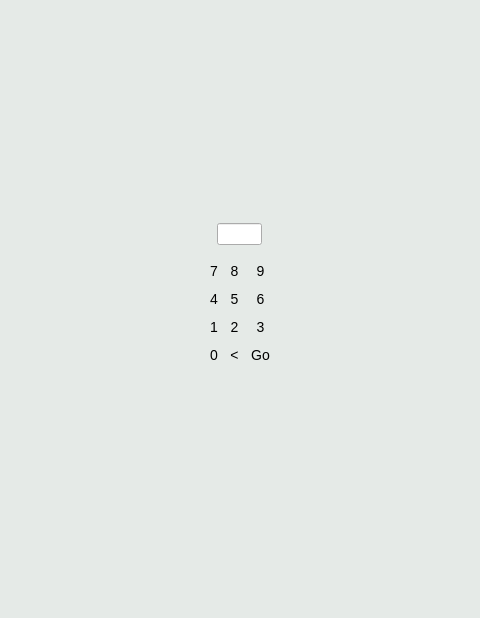
Qt form Source/Time-Track/mainform.ui (joshuawootonn/time-track) before a commit; both pictures show x 400 to 880 and y 0 to 618 of the 1280 by 720 pixel window.
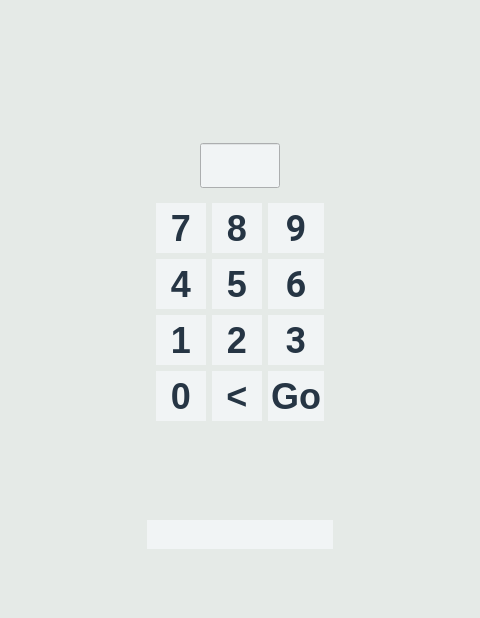
The same form after that commit. The open tabs and pages were chosen to show the change. Icons and pictures are not drawn.

```diff
--- a/Source/Time-Track/mainform.ui
+++ b/Source/Time-Track/mainform.ui
@@ -66,14 +66,15 @@
 padding:0px;
 }
 
-
 QWidget{
 margin:0px;
 padding:0px;
+
 }
 
 
 
+
 QPushButton{
 padding:3px;
 border:none;
@@ -139,7 +140,7 @@
       <string notr="true"/>
      </property>
      <property name="currentIndex">
-      <number>2</number>
+      <number>0</number>
      </property>
      <widget class="QWidget" name="loginPage">
       <property name="styleSheet">
@@ -148,61 +149,140 @@
 QPushButton{
 padding:3px;
 border:none;
-background-color:#E5EAE7;
+background-color:#F1F4F5;
+}
+QLineEdit{ 
+background-color:#F1F4F5;
 }
 QPushButton:hover,QPushButton:hover{
 background-color:#ECEFED;
 }
-</string>
+/*
+
+#E5EAE7
+*/
+*{
+font-family:&quot;Roboto&quot;;
+font-size: 19px;
+color:#263544;
+
+}</string>
       </property>
       <layout class="QGridLayout" name="gridLayout_16">
-       <item row="2" column="1">
+       <item row="1" column="2">
+        <widget class="QWidget" name="loginWidget" native="true">
+         <layout class="QGridLayout" name="gridLayout_24">
+          <item row="1" column="0">
         <widget class="QWidget" name="loginNumPad" native="true">
+            <property name="font">
+             <font>
+              <family>Roboto</family>
+              <pointsize>-1</pointsize>
+             </font>
+            </property>
+            <property name="styleSheet">
+             <string notr="true">QPushButton
+{
+font: bold;/or italic/
+background-color: red;
+font-size: 36px;/for example/
+height: 48px;/for example/
+width: 120px;/for example/
+}</string>
+            </property>
          <layout class="QGridLayout" name="gridLayout_17">
-          <item row="0" column="0">
-           <widget class="QPushButton" name="Login7">
-            <property name="text">
-             <string>7</string>
-            </property>
-           </widget>
-          </item>
           <item row="0" column="1">
            <widget class="QPushButton" name="Login8">
+               <property name="minimumSize">
+                <size>
+                 <width>50</width>
+                 <height>50</height>
+                </size>
+               </property>
             <property name="text">
              <string>8</string>
             </property>
            </widget>
           </item>
-          <item row="3" column="0">
-           <widget class="QPushButton" name="Login1">
+             <item row="0" column="0">
+              <widget class="QPushButton" name="Login7">
+               <property name="minimumSize">
+                <size>
+                 <width>50</width>
+                 <height>50</height>
+                </size>
+               </property>
             <property name="text">
-             <string>1</string>
+                <string>7</string>
             </property>
            </widget>
           </item>
           <item row="1" column="0">
            <widget class="QPushButton" name="Login4">
+               <property name="minimumSize">
+                <size>
+                 <width>50</width>
+                 <height>50</height>
+                </size>
+               </property>
             <property name="text">
              <string>4</string>
             </property>
            </widget>
           </item>
-          <item row="1" column="1">
-           <widget class="QPushButton" name="Login5">
-            <property name="text">
-             <string>5</string>
-            </property>
-           </widget>
-          </item>
           <item row="3" column="1">
            <widget class="QPushButton" name="Login2">
+               <property name="minimumSize">
+                <size>
+                 <width>50</width>
+                 <height>50</height>
+                </size>
+               </property>
             <property name="text">
              <string>2</string>
             </property>
            </widget>
           </item>
+             <item row="3" column="0">
+              <widget class="QPushButton" name="Login1">
+               <property name="minimumSize">
+                <size>
+                 <width>50</width>
+                 <height>50</height>
+                </size>
+               </property>
+               <property name="text">
+                <string>1</string>
+               </property>
+              </widget>
+             </item>
+             <item row="1" column="1">
+              <widget class="QPushButton" name="Login5">
+               <property name="minimumSize">
+                <size>
+                 <width>50</width>
+                 <height>50</height>
+                </size>
+               </property>
+               <property name="text">
+                <string>5</string>
+               </property>
+              </widget>
+             </item>
           <item row="0" column="2">
            <widget class="QPushButton" name="Login9">
+               <property name="minimumSize">
+                <size>
+                 <width>50</width>
+                 <height>50</height>
+                </size>
+               </property>
+               <property name="font">
+                <font>
+                 <family>Roboto</family>
+                 <pointsize>-1</pointsize>
+                </font>
+               </property>
             <property name="text">
              <string>9</string>
             </property>
@@ -210,6 +290,18 @@
           </item>
           <item row="1" column="2">
            <widget class="QPushButton" name="Login6">
+               <property name="minimumSize">
+                <size>
+                 <width>50</width>
+                 <height>50</height>
+                </size>
+               </property>
+               <property name="font">
+                <font>
+                 <family>Roboto</family>
+                 <pointsize>-1</pointsize>
+                </font>
+               </property>
             <property name="text">
              <string>6</string>
             </property>
@@ -217,6 +309,18 @@
           </item>
           <item row="3" column="2">
            <widget class="QPushButton" name="Login3">
+               <property name="minimumSize">
+                <size>
+                 <width>50</width>
+                 <height>50</height>
+                </size>
+               </property>
+               <property name="font">
+                <font>
+                 <family>Roboto</family>
+                 <pointsize>-1</pointsize>
+                </font>
+               </property>
             <property name="text">
              <string>3</string>
             </property>
@@ -224,6 +328,12 @@
           </item>
           <item row="4" column="0">
            <widget class="QPushButton" name="Login0">
+               <property name="minimumSize">
+                <size>
+                 <width>50</width>
+                 <height>50</height>
+                </size>
+               </property>
             <property name="text">
              <string>0</string>
             </property>
@@ -231,6 +341,12 @@
           </item>
           <item row="4" column="1">
            <widget class="QPushButton" name="LoginBack">
+               <property name="minimumSize">
+                <size>
+                 <width>50</width>
+                 <height>50</height>
+                </size>
+               </property>
             <property name="text">
              <string>&lt;</string>
             </property>
@@ -238,6 +354,12 @@
           </item>
           <item row="4" column="2">
            <widget class="QPushButton" name="LoginGo">
+               <property name="minimumSize">
+                <size>
+                 <width>50</width>
+                 <height>50</height>
+                </size>
+               </property>
             <property name="text">
              <string>Go</string>
             </property>
@@ -246,55 +368,39 @@
          </layout>
         </widget>
        </item>
-       <item row="1" column="3">
-        <spacer name="horizontalSpacer_10">
-         <property name="orientation">
-          <enum>Qt::Horizontal</enum>
-         </property>
-         <property name="sizeHint" stdset="0">
-          <size>
-           <width>40</width>
-           <height>20</height>
-          </size>
-         </property>
-        </spacer>
-       </item>
-       <item row="0" column="1">
-        <spacer name="verticalSpacer_3">
-         <property name="orientation">
-          <enum>Qt::Vertical</enum>
-         </property>
-         <property name="sizeHint" stdset="0">
-          <size>
-           <width>20</width>
-           <height>40</height>
-          </size>
-         </property>
-        </spacer>
-       </item>
-       <item row="4" column="1">
-        <widget class="QLabel" name="passLabel">
+          <item row="5" column="0">
+           <widget class="QPushButton" name="basicPageConnect">
+            <property name="text">
+             <string/>
+            </property>
+           </widget>
+          </item>
+          <item row="2" column="0">
+           <widget class="QLabel" name="connectionlabel">
          <property name="text">
           <string/>
          </property>
         </widget>
        </item>
-       <item row="1" column="1">
+          <item row="0" column="0">
         <layout class="QHBoxLayout" name="horizontalLayout_13">
-         <property name="sizeConstraint">
-          <enum>QLayout::SetMinimumSize</enum>
-         </property>
          <item>
           <widget class="QLineEdit" name="passEdit">
+              <property name="minimumSize">
+               <size>
+                <width>0</width>
+                <height>45</height>
+               </size>
+              </property>
            <property name="maximumSize">
             <size>
-             <width>45</width>
+                <width>80</width>
              <height>16777215</height>
             </size>
            </property>
            <property name="font">
             <font>
-             <family>Calibri</family>
+                <family>Roboto</family>
              <pointsize>-1</pointsize>
             </font>
            </property>
@@ -308,53 +414,101 @@
          </item>
         </layout>
        </item>
-       <item row="9" column="1">
-        <spacer name="verticalSpacer_4">
-         <property name="orientation">
-          <enum>Qt::Vertical</enum>
-         </property>
-         <property name="sizeHint" stdset="0">
-          <size>
-           <width>20</width>
-           <height>40</height>
-          </size>
-         </property>
-        </spacer>
-       </item>
-       <item row="7" column="1">
-        <widget class="QPushButton" name="basicPageConnect">
-         <property name="text">
-          <string/>
-         </property>
-        </widget>
-       </item>
-       <item row="3" column="1">
-        <widget class="QLabel" name="connectionlabel">
-         <property name="text">
-          <string/>
-         </property>
-        </widget>
-       </item>
-       <item row="1" column="0">
-        <spacer name="horizontalSpacer_9">
-         <property name="orientation">
-          <enum>Qt::Horizontal</enum>
-         </property>
-         <property name="sizeHint" stdset="0">
-          <size>
-           <width>40</width>
-           <height>20</height>
-          </size>
-         </property>
-        </spacer>
-       </item>
-       <item row="8" column="1">
+          <item row="3" column="0">
         <widget class="QLabel" name="ConnectionLabel">
          <property name="text">
           <string/>
          </property>
         </widget>
        </item>
+          <item row="4" column="0">
+           <widget class="QLabel" name="passLabel">
+            <property name="text">
+             <string/>
+            </property>
+           </widget>
+          </item>
+         </layout>
+        </widget>
+       </item>
+       <item row="0" column="2">
+        <spacer name="verticalSpacer_3">
+         <property name="orientation">
+          <enum>Qt::Vertical</enum>
+         </property>
+         <property name="sizeHint" stdset="0">
+          <size>
+           <width>20</width>
+           <height>40</height>
+          </size>
+         </property>
+        </spacer>
+       </item>
+       <item row="1" column="4">
+        <spacer name="horizontalSpacer_10">
+         <property name="orientation">
+          <enum>Qt::Horizontal</enum>
+         </property>
+         <property name="sizeHint" stdset="0">
+          <size>
+           <width>40</width>
+           <height>20</height>
+          </size>
+         </property>
+        </spacer>
+       </item>
+       <item row="1" column="0">
+        <spacer name="horizontalSpacer_9">
+         <property name="orientation">
+          <enum>Qt::Horizontal</enum>
+         </property>
+         <property name="sizeHint" stdset="0">
+          <size>
+           <width>40</width>
+           <height>20</height>
+          </size>
+         </property>
+        </spacer>
+       </item>
+       <item row="6" column="2">
+        <spacer name="verticalSpacer_4">
+         <property name="orientation">
+          <enum>Qt::Vertical</enum>
+         </property>
+         <property name="sizeHint" stdset="0">
+          <size>
+           <width>20</width>
+           <height>40</height>
+          </size>
+         </property>
+        </spacer>
+       </item>
+       <item row="1" column="1">
+        <spacer name="horizontalSpacer_12">
+         <property name="orientation">
+          <enum>Qt::Horizontal</enum>
+         </property>
+         <property name="sizeHint" stdset="0">
+          <size>
+           <width>40</width>
+           <height>20</height>
+          </size>
+         </property>
+        </spacer>
+       </item>
+       <item row="1" column="3">
+        <spacer name="horizontalSpacer_13">
+         <property name="orientation">
+          <enum>Qt::Horizontal</enum>
+         </property>
+         <property name="sizeHint" stdset="0">
+          <size>
+           <width>40</width>
+           <height>20</height>
+          </size>
+         </property>
+        </spacer>
+       </item>
       </layout>
      </widget>
      <widget class="QWidget" name="basicPage">
```
Left out of the diff: 1 changed line with no effect on the pictures. Lines whose indentation alone changed are shown as unchanged.
